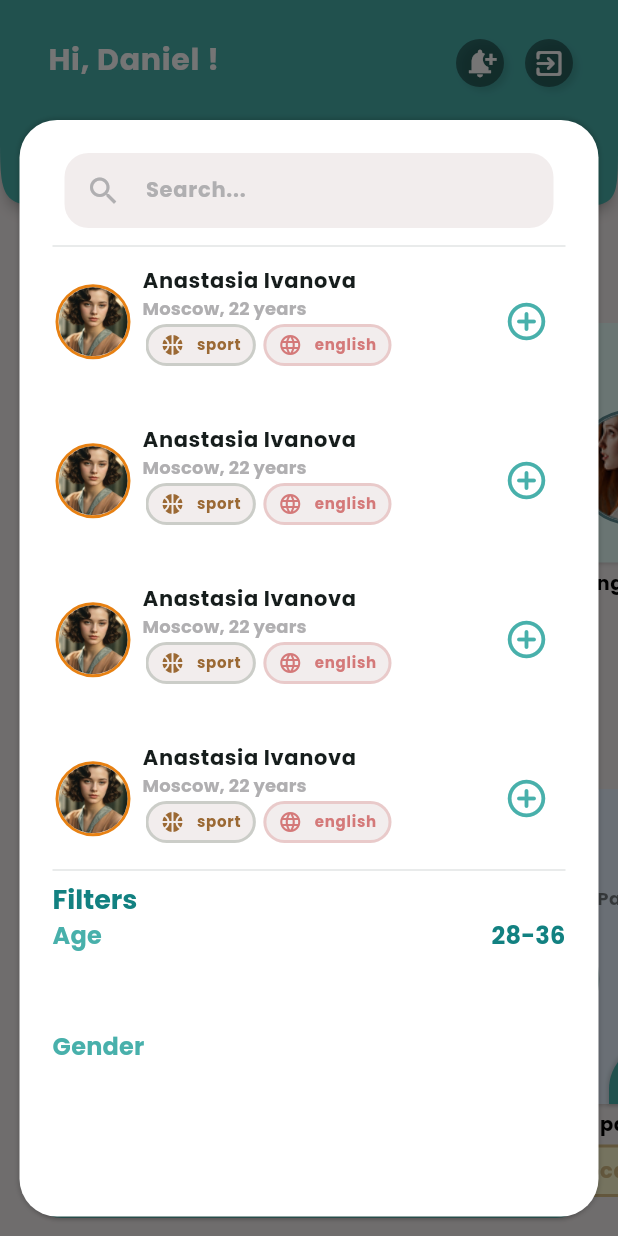
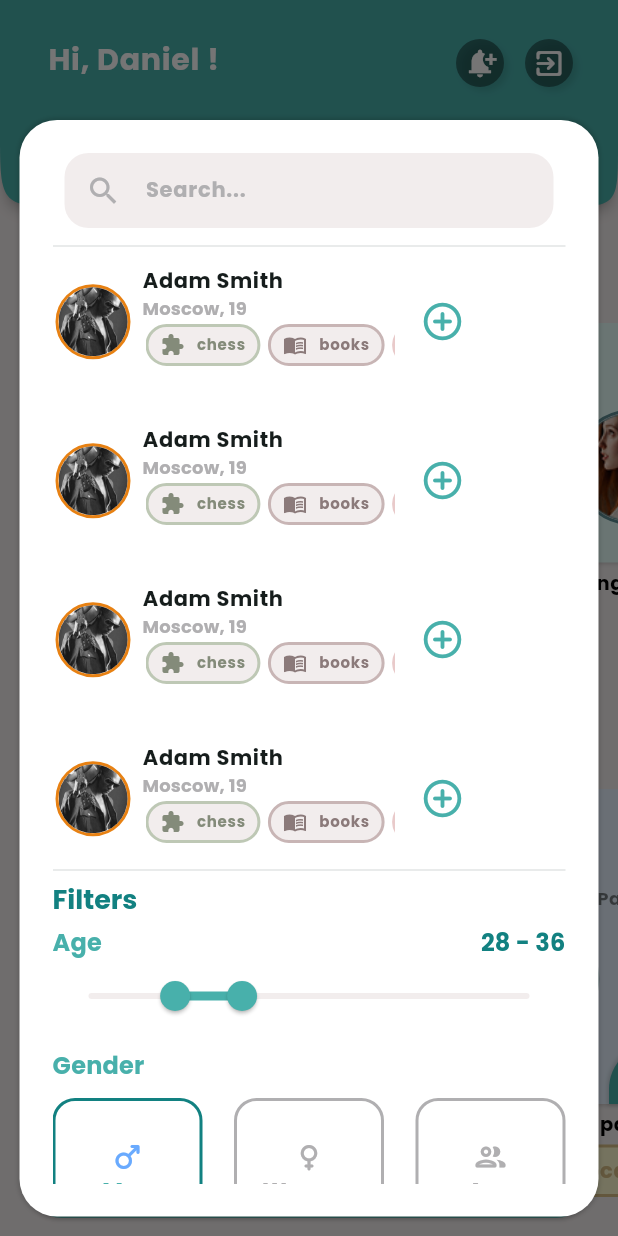
Before and after one commit to Danila-Skiba/SkillChallenger, a Flutter app: the screen it shows after launch, after a tap on "Search...", on a phone screen of 412 x 824 dp. Run offline on Flutter 3.47's test engine with Material 3 defaults, Android fonts, the phone set to English and light mode, and no system bars; our stand-ins replace auto_route.

Commit message:
feat: upgrade HomeBottomSheet

```diff
--- /dev/null
+++ b/skillchallenger/lib/features/home_screen/models/get_search_user_info.dart
@@ -0,0 +1,11 @@
+import 'package:flutter/widgets.dart';
+
+import '../../../ui/ui.dart';
+import '../widgets/widgets.dart';
+
+List<SearchUserInfo> getSearchUserInfo(
+  BuildContext context,
+  List<UserModel> userModels,
+) {
+  return userModels.map((model) => SearchUserInfo(user: model)).toList();
+}
--- a/skillchallenger/lib/features/home_screen/models/models.dart
+++ b/skillchallenger/lib/features/home_screen/models/models.dart
@@ -1,3 +1,5 @@
 export 'user_cards.dart';
 export 'online_meet_cards.dart';
 export 'offline_meet_cards.dart';
+export 'user_models.dart';
+export 'get_search_user_info.dart';
--- a/skillchallenger/lib/features/home_screen/models/user_cards.dart
+++ b/skillchallenger/lib/features/home_screen/models/user_cards.dart
@@ -3,48 +3,6 @@ import 'package:flutter/widgets.dart';
 import '../../../ui/ui.dart';
 import '../widgets/widgets.dart';
 
-List<UserCard> getUserCards(BuildContext context) {
-  return [
-    UserCard(
-      imagePath: "assets/images/images/AdamSmith_full.png",
-      name: "Adam Smith",
-      location: "Moscow",
-      hobbies: [
-        chessHobbyCard,
-        readingHobbyCard,
-        englishHobbyCard,
-        musicHobbyCard,
-      ],
-    ),
-    UserCard(
-      imagePath: "assets/images/images/men_ki_hun.jpg",
-      name: "Ki Hun",
-      location: "Saint Petersburg",
-      hobbies: [musicHobbyCard, danceHobbyCard, artHobbyCard],
-    ),
-    UserCard(
-      imagePath: "assets/images/images/men2.jpg",
-      name: "Michael Brown",
-      location: "Novosibirsk",
-      hobbies: [musicHobbyCard, photographyHobbyCard, travelHobbyCard],
-    ),
-    UserCard(
-      imagePath: "assets/images/images/women4.jpg",
-      name: "Sophie Taylor",
-      location: "Kazan",
-      hobbies: [englishHobbyCard, yogaHobbyCard, paintingHobbyCard],
-    ),
-    UserCard(
-      imagePath: "assets/images/images/men3.jpg",
-      name: "David Miller",
-      location: "Ekaterinburg",
-      hobbies: [sportHobbyCard, gamingHobbyCard, kitchenHobbyCard],
-    ),
-    UserCard(
-      imagePath: "assets/images/images/scala.png",
-      name: "Anna Davis",
-      location: "Omsk",
-      hobbies: [yogaHobbyCard, artHobbyCard, photographyHobbyCard],
-    ),
-  ];
+List<UserCard> getUserCards(BuildContext context, List<UserModel> userModels) {
+  return userModels.map((model) => UserCard(user: model)).toList();
 }
--- /dev/null
+++ b/skillchallenger/lib/features/home_screen/models/user_models.dart
@@ -0,0 +1,57 @@
+import '../../../ui/ui.dart';
+
+List<UserModel> getUserModels() {
+  return [
+    UserModel(
+      imagePath: "assets/images/images/AdamSmith_full.png",
+      name: "Adam Smith",
+      location: "Moscow",
+      hobbies: [
+        chessHobbyCard,
+        readingHobbyCard,
+        englishHobbyCard,
+        musicHobbyCard,
+      ],
+      age: 32,
+    ),
+    UserModel(
+      imagePath: "assets/images/images/men2.jpg",
+      name: "Michael Brown",
+      location: "Novosibirsk",
+      hobbies: [musicHobbyCard, photographyHobbyCard, travelHobbyCard],
+      age: 19,
+    ),
+
+    UserModel(
+      imagePath: "assets/images/images/men_ki_hun.jpg",
+      name: "Ki Hun",
+      location: "Saint Petersburg",
+      hobbies: [musicHobbyCard, danceHobbyCard, artHobbyCard],
+      age: 23,
+    ),
+
+    UserModel(
+      imagePath: "assets/images/images/women4.jpg",
+      name: "Sophie Taylor",
+      location: "Kazan",
+      hobbies: [englishHobbyCard, yogaHobbyCard, paintingHobbyCard],
+      age: 30,
+    ),
+
+    UserModel(
+      imagePath: "assets/images/images/men3.jpg",
+      name: "David Miller",
+      location: "Ekaterinburg",
+      hobbies: [sportHobbyCard, gamingHobbyCard, kitchenHobbyCard],
+      age: 20,
+    ),
+
+    UserModel(
+      imagePath: "assets/images/images/scala.png",
+      name: "Anna Davis",
+      location: "Omsk",
+      hobbies: [yogaHobbyCard, artHobbyCard, photographyHobbyCard],
+      age: 27,
+    ),
+  ];
+}
--- a/skillchallenger/lib/features/home_screen/view/home_page.dart
+++ b/skillchallenger/lib/features/home_screen/view/home_page.dart
@@ -132,7 +132,7 @@ class _HomePageState extends State<HomePage> {
 
           SliverPadding(
             padding: EdgeInsets.symmetric(horizontal: 20, vertical: 16),
-            sliver: _userCardsBuilder(getUserCards(context)),
+            sliver: _userCardsBuilder(getUserCards(context, getUserModels())),
           ),
           // Add some bottom padding
           SliverToBoxAdapter(child: SizedBox(height: 20)),
--- /dev/null
+++ b/skillchallenger/lib/features/home_screen/widgets/custom_checkbox.dart
@@ -0,0 +1,64 @@
+import 'package:flutter/material.dart';
+
+import '../../../ui/ui.dart';
+
+class CustomCheckBox extends StatelessWidget {
+  const CustomCheckBox({
+    super.key,
+    required String selectedGender,
+    required this.checkController,
+    this.text = "",
+    this.image,
+    this.iconData,
+  }) : _selectedGender = selectedGender;
+
+  final String _selectedGender;
+  final String checkController;
+  final String text;
+  final Image? image;
+  final IconData? iconData;
+
+  @override
+  Widget build(BuildContext context) {
+    return AppBaseContainer(
+      height: 100,
+      width: 100,
+      widthBorder: 2,
+      shadow: false,
+      borderColor:
+          _selectedGender == checkController ? primaryColorDark : hintTextColor,
+      color: Colors.white,
+      padding: EdgeInsets.symmetric(horizontal: 10, vertical: 10),
+      radius: 15,
+      child: Column(
+        mainAxisAlignment: MainAxisAlignment.center,
+        crossAxisAlignment: CrossAxisAlignment.center,
+        children: [
+          if (image != null) image!,
+          if (iconData != null)
+            Icon(
+              iconData,
+              color:
+                  _selectedGender == checkController
+                      ? checkController == 'male'
+                          ? genderActiveIconColorMen
+                          : checkController == 'female'
+                          ? genderActiveIconColorWomen
+                          : genderActiveIconColorAny
+                      : hintTextColor,
+            ),
+          SizedBox(width: 5),
+          Text(
+            text,
+            style: bodyMedium.copyWith(
+              color:
+                  _selectedGender == checkController
+                      ? primaryColor
+                      : hintTextColor,
+            ),
+          ),
+        ],
+      ),
+    );
+  }
+}
--- a/skillchallenger/lib/features/home_screen/widgets/home_bottom_sheet.dart
+++ b/skillchallenger/lib/features/home_screen/widgets/home_bottom_sheet.dart
@@ -3,9 +3,16 @@ import 'package:flutter/material.dart';
 import '../../../ui/ui.dart';
 import '../home.dart';
 
-class HomeBottomSheet extends StatelessWidget {
-  HomeBottomSheet({super.key});
+class HomeBottomSheet extends StatefulWidget {
+  const HomeBottomSheet({super.key});
 
+  @override
+  State<HomeBottomSheet> createState() => _HomeBottomSheetState();
+}
+
+class _HomeBottomSheetState extends State<HomeBottomSheet> {
+  RangeValues _currentRangeValues = RangeValues(28, 36);
+  String _selectedGender = 'male';
   final List<HobbyCard> hobbies = [
     sportHobbyCard,
     englishHobbyCard,
@@ -48,7 +55,34 @@ class HomeBottomSheet extends StatelessWidget {
                   child: ListView.separated(
                     scrollDirection: Axis.vertical,
                     itemBuilder:
-                        (context, index) => SearchUserInfo(hobbies: hobbies),
+                        (context, index) => Row(
+                          children: [
+                            SearchUserInfo(
+                              borderColor: colorIconHobbyCardColorKitchen,
+                              user: UserModel(
+                                imagePath:
+                                    "assets/images/images/AdamSmith_full.png",
+                                name: "Adam Smith",
+                                location: "Moscow",
+                                hobbies: [
+                                  chessHobbyCard,
+                                  readingHobbyCard,
+                                  englishHobbyCard,
+                                  musicHobbyCard,
+                                ],
+                                age: 19,
+                              ),
+                            ),
+                            IconButton(
+                              onPressed: () {},
+                              icon: Icon(
+                                Icons.add_circle_outline_rounded,
+                                color: primaryColor,
+                                size: 30,
+                              ),
+                            ),
+                          ],
+                        ),
                     separatorBuilder: (context, index) => SizedBox(height: 21),
                     itemCount: 6,
                   ),
@@ -65,17 +99,16 @@ class HomeBottomSheet extends StatelessWidget {
             ),
           ),
 
-          SliverToBoxAdapter(
-            child: Text(
+          SliverList(
+            delegate: SliverChildListDelegate([
+              Text(
                 "Filters",
                 style: theme.textTheme.titleLarge?.copyWith(
                   color: primaryColorDark,
                 ),
               ),
-          ),
-
-          SliverToBoxAdapter(
-            child: Row(
+              SizedBox(height: 5),
+              Row(
                 mainAxisAlignment: MainAxisAlignment.spaceBetween,
                 children: [
                   Text(
@@ -85,9 +118,8 @@ class HomeBottomSheet extends StatelessWidget {
                       fontSize: 16,
                     ),
                   ),
-
                   Text(
-                  "28-36",
+                    "${_currentRangeValues.start.round().toString()} - ${_currentRangeValues.end.round().toString()}",
                     style: theme.textTheme.titleMedium?.copyWith(
                       color: primaryColorDark,
                       fontSize: 16,
@@ -95,21 +127,102 @@ class HomeBottomSheet extends StatelessWidget {
                   ),
                 ],
               ),
-          ),
 
-          SliverToBoxAdapter(child: SizedBox(height: 50)),
-
-          SliverToBoxAdapter(
-            child: Text(
+              _buildRangeSliderAge(),
+              SizedBox(height: 10),
+              Text(
                 "Gender",
                 style: theme.textTheme.titleMedium?.copyWith(
                   color: primaryColor,
                   fontSize: 16,
                 ),
               ),
+
+              SizedBox(height: 10),
+              _buildGenderCheckBox(),
+              SizedBox(height: 20),
+              Text(
+                "Interesting activities",
+                style: theme.textTheme.titleMedium?.copyWith(
+                  color: primaryColor,
+                  fontSize: 16,
+                ),
+              ),
+
+              SizedBox(height: 10),
+
+              Row(
+                children: [BaseTextField(width: 250, hintText: "Activity...")],
+              ),
+            ]),
           ),
         ],
       ),
     );
   }
+
+  RangeSlider _buildRangeSliderAge() {
+    return RangeSlider(
+      values: _currentRangeValues,
+      min: 18,
+      max: 70,
+      divisions: 52,
+
+      activeColor: primaryColor,
+      inactiveColor: backgroundIconColor,
+
+      onChanged: (RangeValues values) {
+        setState(() {
+          _currentRangeValues = values;
+        });
+      },
+    );
   }
+
+  Row _buildGenderCheckBox() {
+    return Row(
+      mainAxisAlignment: MainAxisAlignment.spaceBetween,
+      children: [
+        GestureDetector(
+          child: CustomCheckBox(
+            iconData: Icons.male_rounded,
+            selectedGender: _selectedGender,
+            checkController: 'male',
+            text: 'Men',
+          ),
+          onTap: () {
+            setState(() {
+              _selectedGender = 'male';
+            });
+          },
+        ),
+        GestureDetector(
+          child: CustomCheckBox(
+            iconData: Icons.female_rounded,
+            selectedGender: _selectedGender,
+            checkController: "female",
+            text: "Women",
+          ),
+          onTap: () {
+            setState(() {
+              _selectedGender = 'female';
+            });
+          },
+        ),
+        GestureDetector(
+          child: CustomCheckBox(
+            iconData: Icons.people_outline_rounded,
+            selectedGender: _selectedGender,
+            checkController: "any",
+            text: "Any",
+          ),
+          onTap: () {
+            setState(() {
+              _selectedGender = 'any';
+            });
+          },
+        ),
+      ],
+    );
+  }
+}
--- a/skillchallenger/lib/features/home_screen/widgets/search_user_info.dart
+++ b/skillchallenger/lib/features/home_screen/widgets/search_user_info.dart
@@ -3,9 +3,10 @@ import 'package:flutter/material.dart';
 import '../../../ui/ui.dart';
 
 class SearchUserInfo extends StatelessWidget {
-  const SearchUserInfo({super.key, required this.hobbies});
+  const SearchUserInfo({super.key, required this.user, this.borderColor});
 
-  final List<HobbyCard> hobbies;
+  final UserModel user;
+  final Color? borderColor;
 
   @override
   Widget build(BuildContext context) {
@@ -15,16 +16,13 @@ class SearchUserInfo extends StatelessWidget {
       shadow: false,
       color: Colors.transparent,
       child: Row(
-        mainAxisAlignment: MainAxisAlignment.spaceBetween,
-        children: [
-          Row(
         children: [
           ImageField(
             widthBorder: 1,
-                borderColor: colorIconHobbyCardColorKitchen,
+            borderColor: borderColor ?? primaryColor,
             height: 50,
             width: 50,
-                imagePath: "assets/images/images/women4.jpg",
+            imagePath: user.imagePath,
           ),
           SizedBox(width: 4),
           Padding(
@@ -32,9 +30,9 @@ class SearchUserInfo extends StatelessWidget {
             child: Column(
               crossAxisAlignment: CrossAxisAlignment.start,
               children: [
-                    Text("Anastasia Ivanova", style: theme.textTheme.bodySmall),
+                Text(user.name, style: theme.textTheme.bodySmall),
                 Text(
-                      "Moscow, 22 years",
+                  "${user.location}, ${user.age}",
                   style: theme.textTheme.titleSmall?.copyWith(
                     color: hintTextColor,
                   ),
@@ -52,7 +50,7 @@ class SearchUserInfo extends StatelessWidget {
                     padding: EdgeInsets.zero,
                     child: Row(
                       children: [
-                            ...hobbies.map(
+                        ...user.hobbies.map(
                           (hobby) => Padding(
                             padding: EdgeInsets.only(right: 5),
                             child: IntrinsicWidth(child: hobby),
@@ -67,17 +65,6 @@ class SearchUserInfo extends StatelessWidget {
           ),
         ],
       ),
-
-          IconButton(
-            onPressed: () {},
-            icon: Icon(
-              Icons.add_circle_outline_rounded,
-              color: primaryColor,
-              size: 30,
-            ),
-          ),
-        ],
-      ),
     );
   }
 }
--- a/skillchallenger/lib/features/home_screen/widgets/user_card.dart
+++ b/skillchallenger/lib/features/home_screen/widgets/user_card.dart
@@ -3,18 +3,9 @@ import 'package:flutter/material.dart';
 import '../../../ui/ui.dart';
 
 class UserCard extends StatelessWidget {
-  const UserCard({
-    super.key,
-    required this.imagePath,
-    required this.name,
-    required this.location,
-    required this.hobbies,
-  });
+  const UserCard({super.key, required this.user});
 
-  final String imagePath;
-  final String name;
-  final String location;
-  final List<HobbyCard> hobbies;
+  final UserModel user;
   @override
   Widget build(BuildContext context) {
     final theme = Theme.of(context);
@@ -28,7 +19,7 @@ class UserCard extends StatelessWidget {
           ImageField(
             width: 170,
             height: 170,
-            imagePath: imagePath,
+            imagePath: user.imagePath,
             radius: 10,
             shadow: false,
             borderColor: Colors.transparent,
@@ -39,14 +30,14 @@ class UserCard extends StatelessWidget {
               crossAxisAlignment: CrossAxisAlignment.start,
               children: [
                 Text(
-                  name,
+                  user.name,
                   style: theme.textTheme.bodySmall?.copyWith(
                     fontFamily: "Poppins",
                   ),
                 ),
 
                 Text(
-                  location,
+                  user.location,
                   style: theme.textTheme.titleSmall?.copyWith(
                     color: theme.hintColor,
                     fontFamily: "Poppins",
@@ -67,7 +58,7 @@ class UserCard extends StatelessWidget {
                     scrollDirection: Axis.horizontal,
                     child: Row(
                       children: [
-                        ...hobbies.map(
+                        ...user.hobbies.map(
                           (hobby) => Padding(
                             padding: EdgeInsets.only(right: 5),
                             child: IntrinsicWidth(child: hobby),
--- a/skillchallenger/lib/features/home_screen/widgets/widgets.dart
+++ b/skillchallenger/lib/features/home_screen/widgets/widgets.dart
@@ -3,3 +3,4 @@ export 'meet_card.dart';
 export 'user_card.dart';
 export 'home_bottom_sheet.dart';
 export 'search_user_info.dart';
+export 'custom_checkbox.dart';
--- a/skillchallenger/lib/ui/colors.dart
+++ b/skillchallenger/lib/ui/colors.dart
@@ -12,6 +12,9 @@ const Color meetCardColorDarkGreen = Color(0xFF5D8C93);
 const Color meetCardColorLightGreen = Color(0xFFB5ECE9);
 
 // Icon & Text colors
+const Color genderActiveIconColorMen = Color(0xFF69AAFE);
+const Color genderActiveIconColorWomen = Color(0xFFD47979);
+const Color genderActiveIconColorAny = Color(0xFFC4BBF3);
 const Color sportIconColor = Color(0xFF9B6934);
 const Color musicIconColor = Color(0xFF708371);
 const Color borderColor = Color(0xFF708371);
--- /dev/null
+++ b/skillchallenger/lib/ui/text_theme.dart
@@ -0,0 +1,8 @@
+import 'package:flutter/material.dart';
+
+const TextStyle bodyMedium = TextStyle(
+  fontFamily: "Poppins",
+  fontWeight: FontWeight.w600,
+  color: Colors.black,
+  fontSize: 15,
+);
--- a/skillchallenger/lib/ui/ui.dart
+++ b/skillchallenger/lib/ui/ui.dart
@@ -2,3 +2,4 @@ export 'theme/theme.dart';
 export 'widgets/widgets.dart';
 export 'colors.dart';
 export 'components/components.dart';
+export 'text_theme.dart';
--- /dev/null
+++ b/skillchallenger/lib/ui/widgets/user_model.dart
@@ -0,0 +1,17 @@
+import '../../../../ui/ui.dart';
+
+class UserModel {
+  final String name;
+  final String location;
+  final String imagePath;
+  final List<HobbyCard> hobbies;
+  final int? age;
+
+  const UserModel({
+    required this.name,
+    required this.location,
+    required this.imagePath,
+    required this.hobbies,
+    this.age,
+  });
+}
--- a/skillchallenger/lib/ui/widgets/widgets.dart
+++ b/skillchallenger/lib/ui/widgets/widgets.dart
@@ -7,3 +7,4 @@ export 'image_field.dart';
 export 'custom_elevated_button.dart';
 export 'base_bottom_sheet.dart';
 export 'base_text_field.dart';
+export 'user_model.dart';
```
Lines whose indentation alone changed are shown as unchanged.
